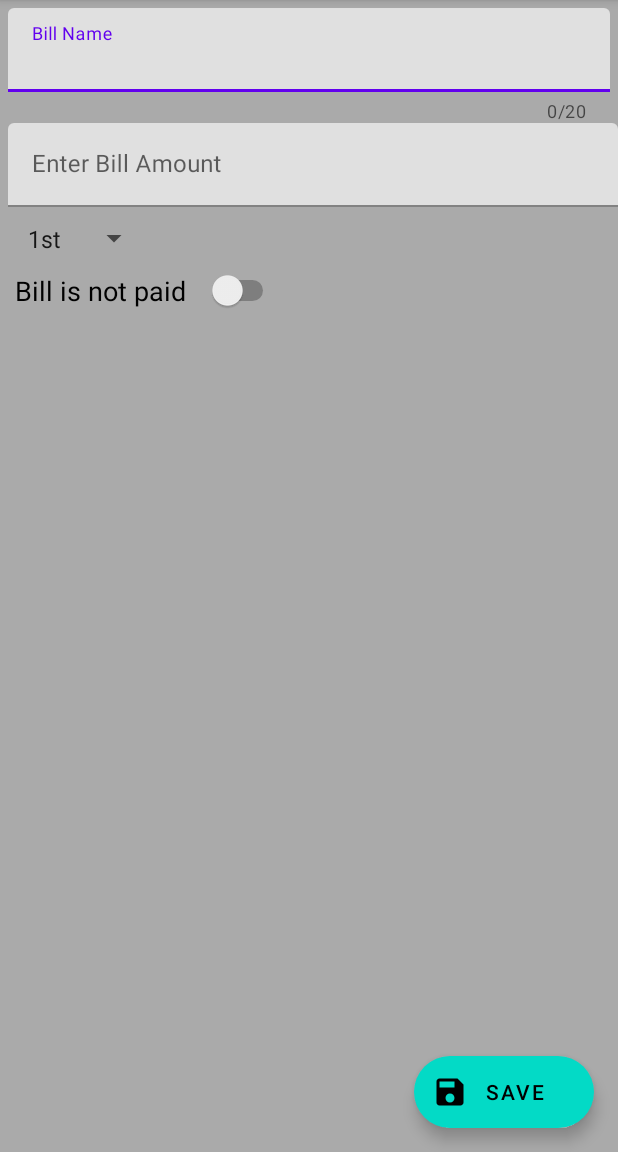
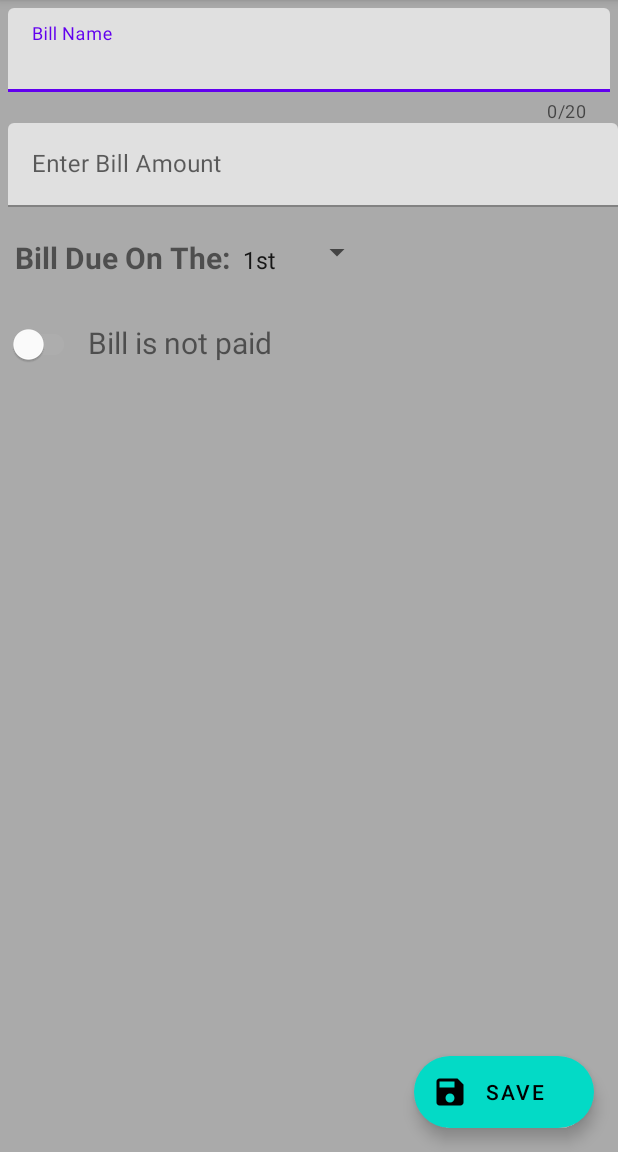
Before and after one commit to Cusyas/PayCheck, an Android app: the NewBillActivity screen opened directly, with no data from a screen before it, on a phone screen of 412 x 824 dp, the part 84-1236 px from its top. Run offline under Robolectric (Android 15) with nearby library versions, the phone set to English and light mode, and no system bars; our stand-ins replace Room's generated code.

Commit message:
Fixed a bug when calculating paid bills not displaying the correct color  combination if the bill is paid and the due date has already passed.  Updated text views in the new/edit bill page to use material design

```diff
--- a/app/build.gradle
+++ b/app/build.gradle
@@ -15,8 +15,8 @@ android {
         applicationId "com.cusyas.android.paycheck"
         minSdkVersion 24
         targetSdkVersion 28
-        versionCode 3
-        versionName "1.01"
+        versionCode 4
+        versionName "1.02"
         testInstrumentationRunner "androidx.test.runner.AndroidJUnitRunner"
     }
     buildTypes {
--- a/app/src/main/AndroidManifest.xml
+++ b/app/src/main/AndroidManifest.xml
@@ -4,17 +4,17 @@
 
     <application
         android:allowBackup="true"
-        android:icon="@mipmap/ic_launcher_round"
+        android:icon="@mipmap/ic_launcher"
         android:label="@string/app_name"
         android:roundIcon="@mipmap/ic_launcher_round"
         android:supportsRtl="true"
-        android:theme="@style/Theme.MaterialComponents.DayNight.NoActionBar">
+        android:theme="@style/Theme.MaterialComponents.Light.NoActionBar">
         <activity android:name=".NewBillActivity" android:screenOrientation="portrait"
             android:windowSoftInputMode="adjustResize"></activity>
         <activity
             android:name=".MainActivity"
             android:label="@string/app_name"
-            android:theme="@style/Theme.MaterialComponents.DayNight.DarkActionBar"
+            android:theme="@style/Theme.MaterialComponents.Light.DarkActionBar"
             android:screenOrientation="portrait">
             <intent-filter>
                 <action android:name="android.intent.action.MAIN" />
--- a/app/src/main/java/com/cusyas/android/paycheck/NewBillActivity.kt
+++ b/app/src/main/java/com/cusyas/android/paycheck/NewBillActivity.kt
@@ -2,7 +2,6 @@ package com.cusyas.android.paycheck
 
 import android.content.DialogInterface
 import android.content.Intent
-import android.graphics.Color
 import android.graphics.Color.*
 import android.graphics.drawable.ColorDrawable
 import androidx.appcompat.app.AppCompatActivity
@@ -18,6 +17,7 @@ import androidx.lifecycle.Observer
 import androidx.lifecycle.ViewModelProvider
 import com.cusyas.android.paycheck.BillDatabase.Bill
 import com.cusyas.android.paycheck.BillDatabase.BillViewModel
+import com.google.android.material.switchmaterial.SwitchMaterial
 import com.google.android.material.textfield.TextInputLayout
 import kotlinx.android.synthetic.main.activity_new_bill.*
 import java.text.NumberFormat
@@ -30,7 +30,8 @@ class NewBillActivity : AppCompatActivity(), AdapterView.OnItemSelectedListener
     private lateinit var daySpinner: Spinner
     private lateinit var billViewModel: BillViewModel
     private lateinit var editBillAmount: EditText
-    private lateinit var switchBillPaid: Switch
+    private lateinit var switchBillPaid: SwitchMaterial
+    private lateinit var switchBillPaidText: TextView
 
     private var billPaidBeforeLoading: Boolean? = null
 
@@ -61,16 +62,24 @@ class NewBillActivity : AppCompatActivity(), AdapterView.OnItemSelectedListener
         var filler: TextInputLayout = findViewById(R.id.edit_bill_amount)
         editBillAmount = filler.editText!!
 
+        switchBillPaidText = findViewById(R.id.switchTextView)
 
         val button = findViewById<Button>(R.id.button_save)
 
 
         filler = findViewById(R.id.edit_bill_name)
         editBillNameView = filler.editText!!
+
         daySpinner = findViewById(R.id.spinner_days)
+
         switchBillPaid = findViewById(R.id.sw_bill_paid)
 
         billViewModel = ViewModelProvider(this).get(billViewModel::class.java)
+
+
+
+        //var editTextFilledExposedDropdown: AutoCompleteTextView = findViewById(R.id.bill_due_date_dropdown)
+        //editTextFilledExposedDropdown.setAdapter(dueDateAdapter)
 
         var current = ""
         billId = intent.getIntExtra("billId", -1)
@@ -81,10 +90,10 @@ class NewBillActivity : AppCompatActivity(), AdapterView.OnItemSelectedListener
                     bill = it
                     if (it.bill_paid){
                         switchBillPaid.isChecked = true
-                        switchBillPaid.text = resources.getText(R.string.switch_paid)
+                        switchBillPaidText.text = resources.getText(R.string.switch_paid)
                     } else{
                         switchBillPaid.isChecked = false
-                        switchBillPaid.text = resources.getText(R.string.switch_not_paid)
+                        switchBillPaidText.text = resources.getText(R.string.switch_not_paid)
                     }
                     editBillNameView.setText(it.bill_name)
                     var billAmount = it.bill_amount * 10
@@ -142,10 +151,10 @@ class NewBillActivity : AppCompatActivity(), AdapterView.OnItemSelectedListener
 
         switchBillPaid.setOnCheckedChangeListener { buttonView, isChecked ->
             if (isChecked){
-                buttonView.text = resources.getText(R.string.switch_paid)
+                switchBillPaidText.text = resources.getText(R.string.switch_paid)
                 if (billPaidBeforeLoading != null) { supportActionBar?.setBackgroundDrawable(ColorDrawable(GREEN)) }
             } else{
-                buttonView.text = resources.getText(R.string.switch_not_paid)
+                switchBillPaidText.text = resources.getText(R.string.switch_not_paid)
                 if (billPaidBeforeLoading != null){
                     if (bill.bill_due_date < Calendar.DAY_OF_MONTH){ supportActionBar?.setBackgroundDrawable(ColorDrawable(RED)) }
                     else{ supportActionBar?.setBackgroundDrawable(ColorDrawable(YELLOW)) }
--- a/app/src/main/res/layout/activity_new_bill.xml
+++ b/app/src/main/res/layout/activity_new_bill.xml
@@ -44,13 +44,29 @@
             android:layout_height="wrap_content"
             android:ems="10"
             android:layout_marginStart="5dp"
-            android:inputType="numberDecimal"
             android:hint="Enter Bill Amount" >
             <com.google.android.material.textfield.TextInputEditText
+                android:inputType="numberDecimal"
                 android:layout_width="match_parent"
                 android:layout_height="wrap_content"/>
 
         </com.google.android.material.textfield.TextInputLayout>
+
+        <LinearLayout
+            android:layout_width="match_parent"
+            android:layout_height="wrap_content"
+            android:orientation="horizontal"
+            android:paddingTop="10dp">
+
+            <TextView
+                android:layout_width="wrap_content"
+                android:layout_height="wrap_content"
+                android:textSize="20dp"
+                android:textAlignment="center"
+                android:paddingStart="10dp"
+                android:paddingTop="10dp"
+                android:textStyle="bold"
+                android:text="@string/bill_spinner_text"/>
 
             <Spinner
                 android:id="@+id/spinner_days"
@@ -58,19 +74,39 @@
                 android:layout_height="wrap_content"
                 android:dropDownWidth="100dp"
                 android:entries="@array/day_array"
-            android:minWidth="100dp"
+                android:minWidth="1dp"
                 android:spinnerMode="dropdown"
                 android:textAlignment="center"
-            android:padding="10dp"/>
+                android:paddingTop="10dp" />
 
-        <Switch
+        </LinearLayout>
+
+
+        <LinearLayout
+            android:layout_width="wrap_content"
+            android:layout_height="wrap_content"
+            android:orientation="horizontal"
+            android:paddingTop="20dp"
+            android:paddingStart="5dp">
+
+        <com.google.android.material.switchmaterial.SwitchMaterial
             android:id="@+id/sw_bill_paid"
             android:layout_width="wrap_content"
             android:layout_height="wrap_content"
-            android:paddingStart="10dp"
             android:showText="false"
-            android:text="@string/switch_not_paid"
+            android:text=""
             android:textSize="18sp" />
+
+
+            <TextView
+                android:id="@+id/switchTextView"
+                android:layout_width="match_parent"
+                android:layout_height="wrap_content"
+                android:paddingStart="5dp"
+                android:textSize="20sp"
+                android:text="@string/switch_not_paid" />
+        </LinearLayout>
+
 
 
     </LinearLayout>
--- a/app/src/main/res/mipmap-anydpi-v26/ic_launcher.xml
+++ /dev/null
@@ -1,5 +0,0 @@
-<?xml version="1.0" encoding="utf-8"?>
-<adaptive-icon xmlns:android="http://schemas.android.com/apk/res/android">
-    <background android:drawable="@drawable/ic_launcher_background" />
-    <foreground android:drawable="@drawable/ic_launcher_foreground" />
-</adaptive-icon>
--- a/app/src/main/res/mipmap-anydpi-v26/ic_launcher_round.xml
+++ /dev/null
@@ -1,5 +0,0 @@
-<?xml version="1.0" encoding="utf-8"?>
-<adaptive-icon xmlns:android="http://schemas.android.com/apk/res/android">
-    <background android:drawable="@drawable/ic_launcher_background" />
-    <foreground android:drawable="@drawable/ic_launcher_foreground" />
-</adaptive-icon>
--- a/app/src/main/res/values/strings.xml
+++ b/app/src/main/res/values/strings.xml
@@ -4,12 +4,13 @@
     <string name="hint_bill_name">Enter Bill Name</string>
     <string name="button_save">Save</string>
     <string name="empty_not_saved">Word not saved because it is empty</string>
-    <string name="switch_paid">Bill is paid &#160;&#160;</string>
-    <string name="switch_not_paid">Bill is not paid &#160;&#160;</string>
+    <string name="switch_paid">Bill is paid</string>
+    <string name="switch_not_paid">Bill is not paid</string>
     <string name="preference_file_key">com.cusyas.paycheck.PREFERENCE_FILE_KEY</string>
     <string name="most_recent_paid_month_key">com.cusyas.paycheck.most_recent_paid_month</string>
 
     <string name="bill_due_on">Due On:&#160;</string>
     <string name="bill_amount_due">Amount Due:&#160;</string>
     <string name="bill_total_amount_due">Total Amount Due:&#160;</string>
+    <string name="bill_spinner_text">Bill Due On The:</string>
 </resources>
```
Also changed, not shown: app/src/main/java/com/cusyas/android/paycheck/BillListAdapter.kt (+8 -3 lines), app/src/main/res/layout/dropdown_bill_due_date_item.xml (added, +7 -0 lines), app/src/main/res/mipmap-hdpi/ic_launcher.png, app/src/main/res/mipmap-hdpi/ic_launcher_round.png, app/src/main/res/mipmap-mdpi/ic_launcher.png, app/src/main/res/mipmap-mdpi/ic_launcher_round.png, app/src/main/res/mipmap-xhdpi/ic_launcher.png, app/src/main/res/mipmap-xhdpi/ic_launcher_round.png, app/src/main/res/mipmap-xxhdpi/ic_launcher.png, app/src/main/res/mipmap-xxhdpi/ic_launcher_round.png, app/src/main/res/mipmap-xxxhdpi/ic_launcher_round.png. Lines whose indentation alone changed are shown as unchanged.
